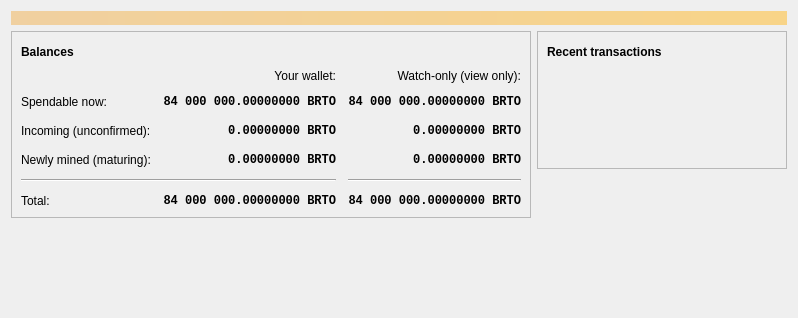
Before: the Qt Designer form src/qt/forms/overviewpage.ui in BurritoCoinDev/BurritoCoin, drawn with Qt 5.
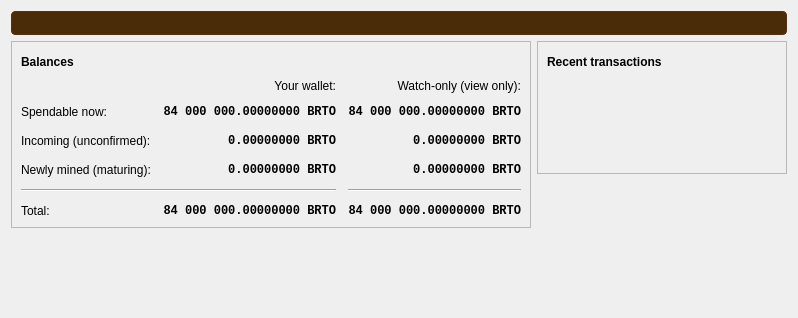
After: the same form once the commit is applied. Icons and pictures are not drawn. Custom widgets are drawn as their Qt base class.

```diff
--- a/src/qt/forms/overviewpage.ui
+++ b/src/qt/forms/overviewpage.ui
@@ -20,7 +20,7 @@
       <bool>false</bool>
      </property>
      <property name="styleSheet">
-      <string notr="true">QLabel { background-color: qlineargradient(x1: 0, y1: 0, x2: 1, y2: 0, stop:0 #F0D0A0, stop:1 #F8D488); color:#000000; }</string>
+      <string notr="true">QLabel { background-color: #4a2c08; color: #f5a623; border: 1px solid #5a3010; border-radius: 4px; padding: 4px 8px; }</string>
      </property>
      <property name="wordWrap">
       <bool>true</bool>
```
